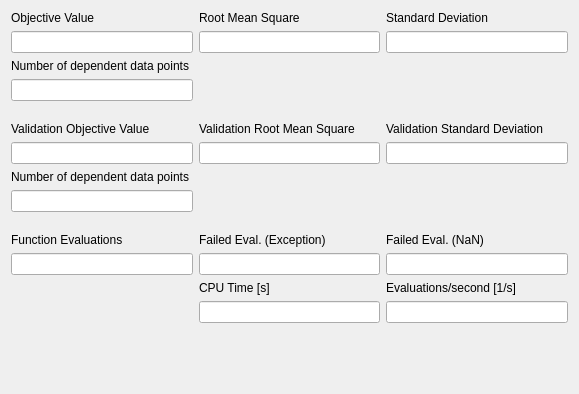
Old version of the form copasi/UI/CQFittingResultTab1.ui in the repository copasi/COPASI.
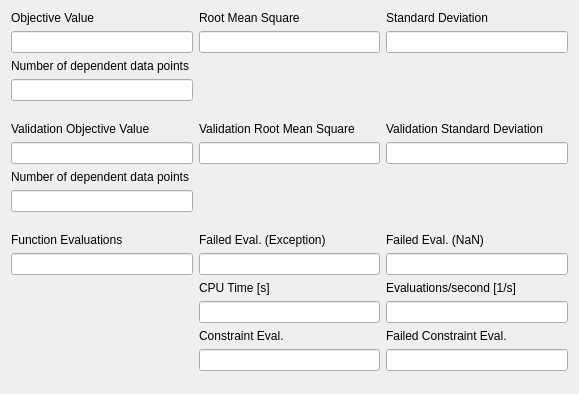
New version of the form.

Commit message: - issue 3159: return / display counters for constraint violations

Patch:
```diff
--- a/copasi/UI/CQFittingResultTab1.ui
+++ b/copasi/UI/CQFittingResultTab1.ui
@@ -244,6 +244,40 @@
        </property>
       </widget>
      </item>
+     <item row="14" column="1">
+      <widget class="QLabel" name="mpLblConstraintCounter">
+       <property name="text">
+        <string>Constraint Eval.</string>
+       </property>
+       <property name="wordWrap">
+        <bool>false</bool>
+       </property>
+      </widget>
+     </item>
+	 <item row="15" column="1">
+      <widget class="QLineEdit" name="mpEditConstraint">
+       <property name="readOnly">
+        <bool>true</bool>
+       </property>
+      </widget>
+     </item>
+     <item row="14" column="2">
+      <widget class="QLabel" name="mpLblFailedConstraintCounter">
+       <property name="text">
+        <string>Failed Constraint Eval.</string>
+       </property>
+       <property name="wordWrap">
+        <bool>false</bool>
+       </property>
+      </widget>
+     </item>
+	 <item row="15" column="2">
+      <widget class="QLineEdit" name="mpEditFailedConstraint">
+       <property name="readOnly">
+        <bool>true</bool>
+       </property>
+      </widget>
+     </item>
      <item row="4" column="0">
       <spacer name="verticalSpacer">
        <property name="orientation">
```
Left out of the diff: 7 changed lines with no effect on the pictures. The commit also changes 6 other files.
